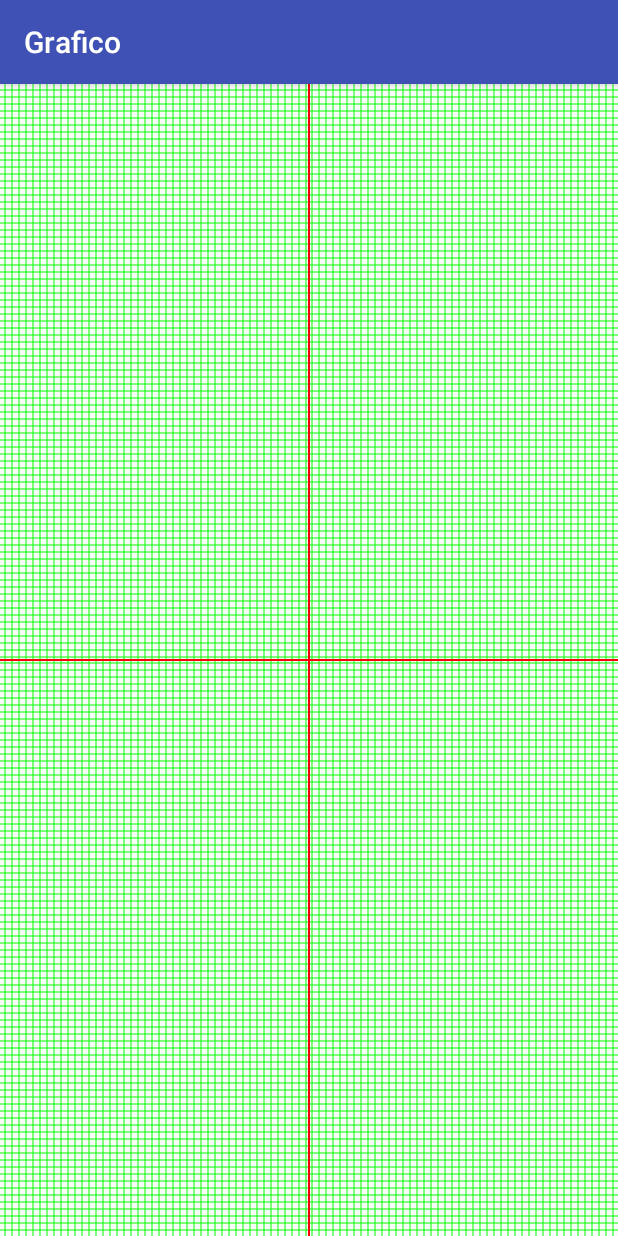
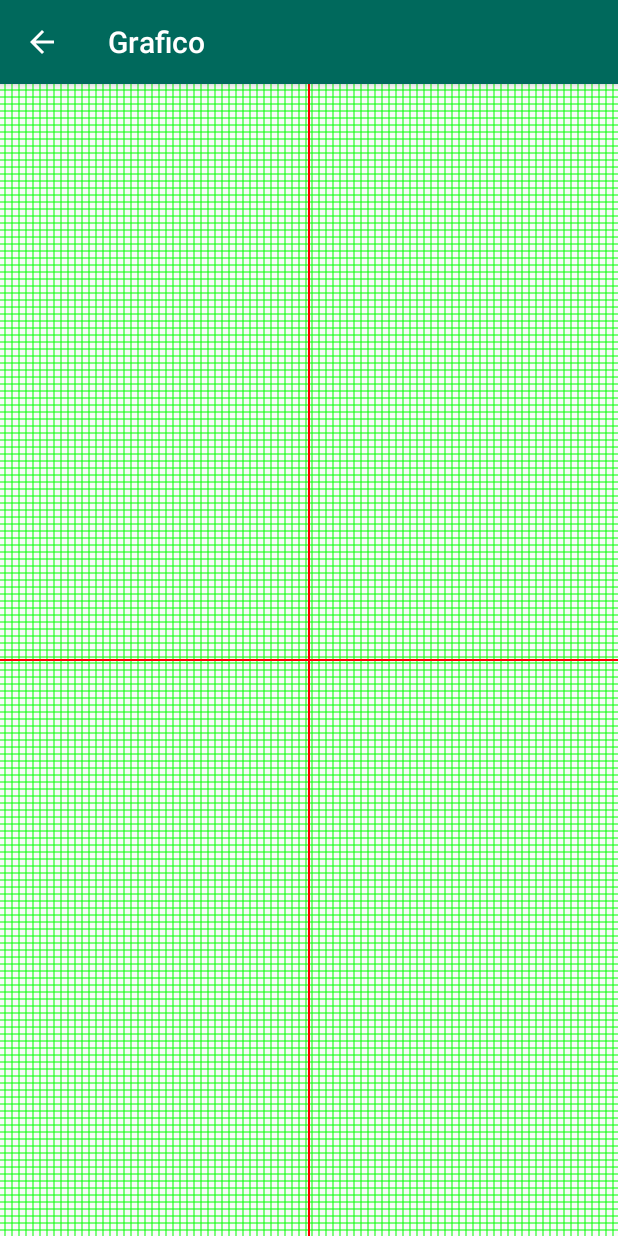
Before and after one commit to PeterMX/Lineas, an Android app: the GUICanvas screen opened directly, with no data from a screen before it, on a phone screen of 412 x 824 dp. Run offline under Robolectric (Android 15) with nearby library versions, the phone set to English and light mode, and no system bars; 13 statements that could not run were skipped.

Commit message:
Mejoras esteticas

```diff
--- a/app/src/main/AndroidManifest.xml
+++ b/app/src/main/AndroidManifest.xml
@@ -16,7 +16,8 @@
                 <category android:name="android.intent.category.LAUNCHER" />
             </intent-filter>
         </activity>
-        <activity android:name=".GUICanvas"></activity>
+        <activity android:name=".GUICanvas" />
+        <activity android:name=".TablaActivity"></activity>
     </application>
 
 </manifest>
--- a/app/src/main/java/com/example/uriel/lineas/GUICanvas.kt
+++ b/app/src/main/java/com/example/uriel/lineas/GUICanvas.kt
@@ -17,9 +17,10 @@ class GUICanvas : AppCompatActivity() {
         super.onCreate(savedInstanceState)
         setContentView(R.layout.activity_guicanvas)
         title = "Grafico"
-
         var zoom = 7f
         var arreglo = intent.getIntegerArrayListExtra("valores")
+        supportActionBar?.subtitle = if(arreglo[4]==0) "Basico" else if(arreglo[4]==1) "DDA" else "Bresenham"
+        supportActionBar?.setDisplayHomeAsUpEnabled(true)
         var fondo = Lienzo(this, arreglo)
         layaout1.addView(fondo)
         layaout1.removeView(button)
--- a/app/src/main/res/layout/activity_guicanvas.xml
+++ b/app/src/main/res/layout/activity_guicanvas.xml
@@ -18,8 +18,10 @@
             android:layout_height="wrap_content"
             android:layout_alignParentBottom="true"
             android:layout_alignParentEnd="true"
-            android:background="@color/colorAccent"
+            android:background="@color/colorBoton"
             android:text="+"
+            android:textAlignment="center"
+            android:textSize="25sp"
             android:visibility="visible" />
 
         <Button
@@ -27,10 +29,13 @@
             style="@android:style/Widget.DeviceDefault.Button.Borderless"
             android:layout_width="wrap_content"
             android:layout_height="wrap_content"
-            android:layout_alignParentBottom="true"
             android:layout_alignParentStart="true"
-            android:background="@color/colorAccent"
-            android:text="-"
+            android:layout_alignTop="@+id/button"
+            android:background="@color/colorBoton"
+            android:text=" -"
+            android:textAlignment="center"
+            android:textAppearance="@style/TextAppearance.AppCompat"
+            android:textSize="35sp"
             android:visibility="visible" />
 
     </RelativeLayout>
--- a/app/src/main/res/layout/activity_main.xml
+++ b/app/src/main/res/layout/activity_main.xml
@@ -83,9 +83,8 @@
             android:id="@+id/y2"
             android:layout_width="wrap_content"
             android:layout_height="wrap_content"
-            android:layout_alignBaseline="@+id/textView9"
-            android:layout_alignBottom="@+id/textView9"
             android:layout_alignStart="@+id/x2"
+            android:layout_below="@+id/x2"
             android:ems="10"
             android:inputType="numberSigned" />
 
--- a/app/src/main/res/values/colors.xml
+++ b/app/src/main/res/values/colors.xml
@@ -1,6 +1,7 @@
 <?xml version="1.0" encoding="utf-8"?>
 <resources>
-    <color name="colorPrimary">#3F51B5</color>
-    <color name="colorPrimaryDark">#303F9F</color>
-    <color name="colorAccent">#FF4081</color>
+    <color name="colorPrimary">#00695C</color>
+    <color name="colorPrimaryDark">#004D40</color>
+    <color name="colorAccent">#455A64</color>
+    <color name="colorBoton">#FF8A65</color>
 </resources>
--- a/app/src/main/res/values/styles.xml
+++ b/app/src/main/res/values/styles.xml
@@ -7,5 +7,10 @@
         <item name="colorPrimaryDark">@color/colorPrimaryDark</item>
         <item name="colorAccent">@color/colorAccent</item>
     </style>
+    <style name="AppTheme.NoActionBar">
+        <item name="windowActionBar">false</item>
+        <item name="windowNoTitle">true</item>
+    </style>
+    <style name="AppTheme.AppBarOverlay" parent="ThemeOverlay.AppCompat.Dark.ActionBar" />
 
 </resources>
```
